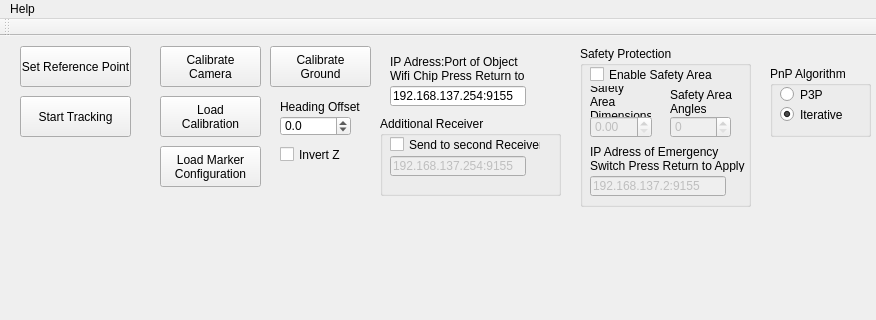
This is 4000_Visualization/4100_Benchmark_Visualization/Camera_Tracking/RigidTrack/RigidTrack/RigidTrack.ui in LordTofu/RigidTrack as Qt 5 draws it before an edit; both pictures show x 0 to 876 and y 0 to 320 of the 876 by 924 pixel window. The edited form follows.
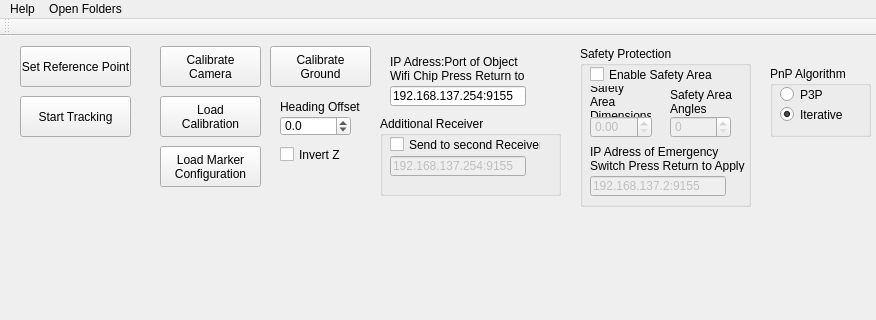
This is the edited form. Icons and pictures are not drawn.

Commit message: # open folder menu included # moved show help from main to rigidtrack

```diff
--- a/4000_Visualization/4100_Benchmark_Visualization/Camera_Tracking/RigidTrack/RigidTrack/RigidTrack.ui
+++ b/4000_Visualization/4100_Benchmark_Visualization/Camera_Tracking/RigidTrack/RigidTrack/RigidTrack.ui
@@ -456,7 +456,15 @@
     </property>
     <addaction name="actionShow_Help"/>
    </widget>
+   <widget class="QMenu" name="menuOpen_Logs">
+    <property name="title">
+     <string>Open Folders</string>
+    </property>
+    <addaction name="actionOpen_Log_Folder"/>
+    <addaction name="actionOpen_Installation_Folder"/>
+   </widget>
    <addaction name="menuHelp"/>
+   <addaction name="menuOpen_Logs"/>
   </widget>
   <widget class="QToolBar" name="mainToolBar">
    <attribute name="toolBarArea">
```
Left out of the diff: 10 changed lines with no effect on the pictures. The commit also changes 23 other files.
